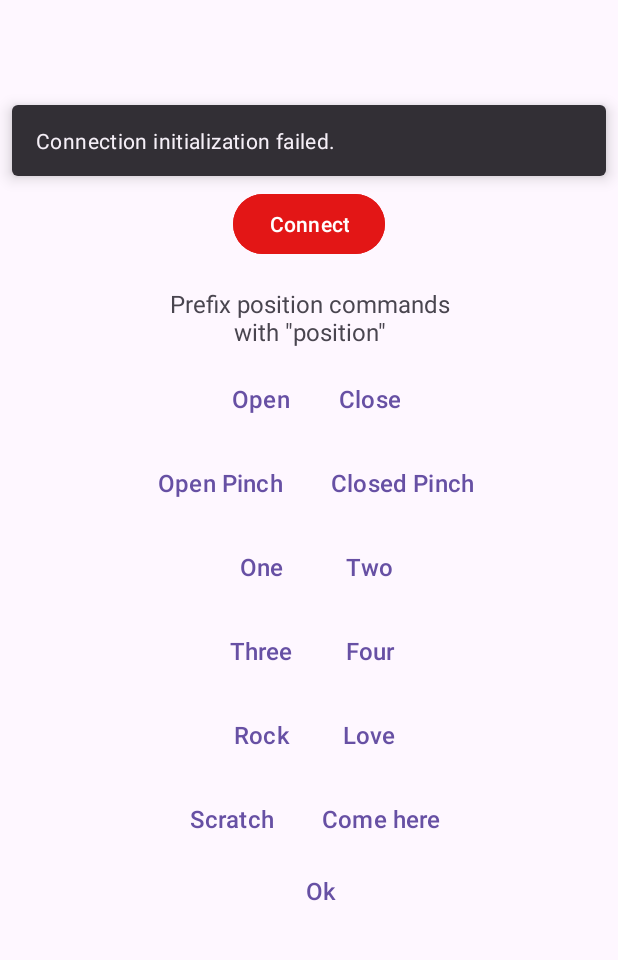
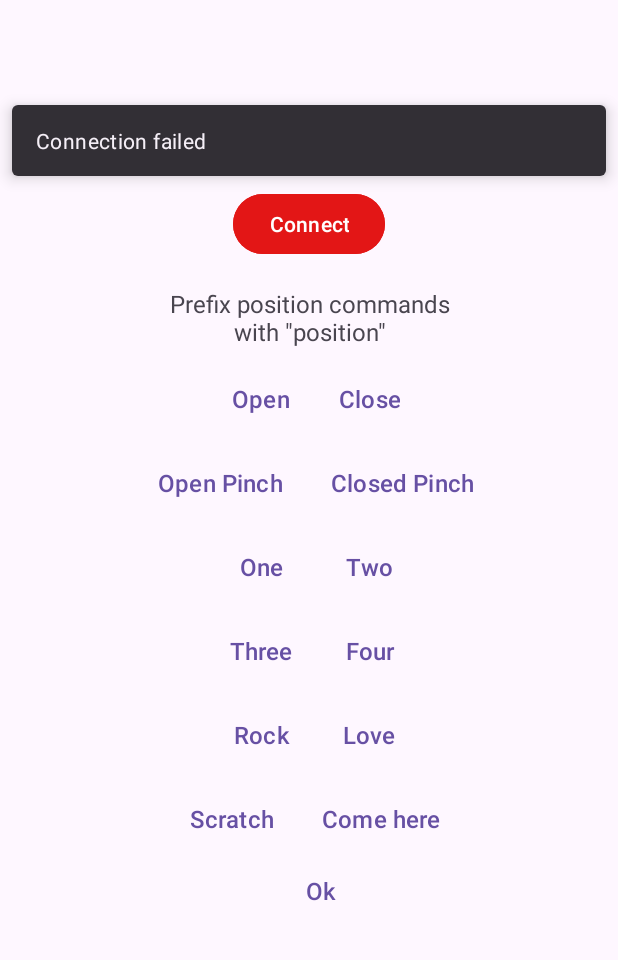
Before and after one commit to reivaxy/kinetix, an Android app: the screen it shows after launch (MainActivity), after a tap on "Open", on a phone screen of 412 x 824 dp, the part 70-1030 px from its top. Run offline under Robolectric (Android 15) with nearby library versions, the phone set to English and light mode, and no system bars; our stand-ins replace navigation-ui; 1 other tap on this screen came first.

Commit message:
Reporting actual BT connection state. connections and disconnections.

```diff
--- a/Apps/Android/app/src/main/java/fr/reivaxy/kinetix/BluetoothHandler.java
+++ b/Apps/Android/app/src/main/java/fr/reivaxy/kinetix/BluetoothHandler.java
@@ -19,6 +19,7 @@ import android.os.IBinder;
 import android.util.Log;
 
 import androidx.annotation.Nullable;
+import androidx.localbroadcastmanager.content.LocalBroadcastManager;
 import androidx.preference.PreferenceManager;
 
 import java.util.Arrays;
@@ -28,21 +29,14 @@ public class BluetoothHandler  {
 
     private final static String TAG = BluetoothHandler.class.getSimpleName();
     public final static String ACTION_GATT_CONNECTED =
-            "com.example.bluetooth.le.ACTION_GATT_CONNECTED";
+            "fr.reivaxy.kinetix.ACTION_GATT_CONNECTED";
     public final static String ACTION_GATT_DISCONNECTED =
-            "com.example.bluetooth.le.ACTION_GATT_DISCONNECTED";
-    public final static String ACTION_GATT_SERVICES_DISCOVERED =
-            "com.example.bluetooth.le.ACTION_GATT_SERVICES_DISCOVERED";
-    public final static String ACTION_DATA_AVAILABLE =
-            "com.example.bluetooth.le.ACTION_DATA_AVAILABLE";
-    public final static String EXTRA_DATA =
-            "com.example.bluetooth.le.EXTRA_DATA";
+            "fr.reivaxy.kinetix.ACTION_GATT_DISCONNECTED";
     public static final String SERVICE_UUID = "89d60870-9908-4472-8f8c-e5b3e6573cd1";
     public static final String MOVEMENT_CHARACTERISTIC_UUID = "39dea685-a63e-44b2-8819-9a202581f8fe";
     public static final String CONFIG_CHARACTERISTIC_UUID = "b2a49d41-a2ac-48c3-b6c8-cfd05640654e";
     private BluetoothAdapter mBluetoothAdapter;
     private BluetoothGatt mBluetoothGatt;
-    private BluetoothManager mBluetoothManager;
     private String mBluetoothDeviceAddress;
     private int mConnectionState = STATE_DISCONNECTED;
     private static BluetoothHandler instance = null;
@@ -54,16 +48,9 @@ public class BluetoothHandler  {
         mBluetoothAdapter = BluetoothAdapter.getDefaultAdapter();
     }
 
-//    @Nullable
-//    @Override
-//    public IBinder onBind(Intent intent) {
-//        Log.i(TAG, "onBind");
-//        return null;
-//    }
-
     private void broadcastUpdate(final String action) {
         final Intent intent = new Intent(action);
-//        sendBroadcast(intent);
+        LocalBroadcastManager.getInstance(context).sendBroadcast(intent);
     }
 
     public static BluetoothHandler getInstance() {
--- a/Apps/Android/app/src/main/java/fr/reivaxy/kinetix/FirstFragment.java
+++ b/Apps/Android/app/src/main/java/fr/reivaxy/kinetix/FirstFragment.java
@@ -4,6 +4,10 @@ import static android.view.Gravity.CENTER;
 import static android.view.Gravity.LEFT;
 import static android.view.Gravity.RIGHT;
 
+import android.content.BroadcastReceiver;
+import android.content.Context;
+import android.content.Intent;
+import android.content.IntentFilter;
 import android.content.SharedPreferences;
 import android.content.res.ColorStateList;
 import android.os.Bundle;
@@ -16,11 +20,10 @@ import android.widget.Button;
 import androidx.annotation.NonNull;
 import androidx.appcompat.content.res.AppCompatResources;
 import androidx.fragment.app.Fragment;
+import androidx.localbroadcastmanager.content.LocalBroadcastManager;
 import androidx.preference.PreferenceManager;
 
 import com.google.android.material.snackbar.Snackbar;
-import java.nio.charset.StandardCharsets;
-import java.util.Locale;
 
 import fr.reivaxy.kinetix.databinding.FragmentFirstBinding;
 
@@ -32,6 +35,18 @@ public class FirstFragment extends Fragment {
     private final static String TAG = FirstFragment.class.getSimpleName();
 
     private ColorStateList defaultTintList = null;
+    private final BroadcastReceiver connectionReceiver = new BroadcastReceiver() {
+        @Override
+        public void onReceive(Context context, Intent intent) {
+            // Handle the connection failure here
+            Log.i(TAG, "onReceive: " + intent.getAction());
+            if (intent.getAction().equals(BluetoothHandler.ACTION_GATT_CONNECTED)) {
+                showConnected(true);
+            } else {
+                showConnected(false);
+            }
+        }
+    };
 
     @Override
     public View onCreateView(
@@ -45,6 +60,11 @@ public class FirstFragment extends Fragment {
 
     public void onViewCreated(@NonNull View view, Bundle savedInstanceState) {
         super.onViewCreated(view, savedInstanceState);
+
+        LocalBroadcastManager.getInstance(getContext()).registerReceiver(connectionReceiver,
+                new IntentFilter(BluetoothHandler.ACTION_GATT_CONNECTED));
+        LocalBroadcastManager.getInstance(getContext()).registerReceiver(connectionReceiver,
+                new IntentFilter(BluetoothHandler.ACTION_GATT_DISCONNECTED));
 
         defaultTintList = binding.buttonOpenPinch.getBackgroundTintList(); // whichever
 
@@ -135,8 +155,6 @@ public class FirstFragment extends Fragment {
                     handHandler.connect();
                 }
         );
-
-
     }
 
     public void emptyAddress() {
@@ -220,13 +238,19 @@ public class FirstFragment extends Fragment {
     }
 
 
+    public void showConnecting() {
+        Button button = binding.buttonConnect;
+        button.setBackgroundTintList(AppCompatResources.getColorStateList(getContext(), R.color.yellow));
+        button.setText(binding.getRoot().getResources().getString(R.string.connecting));
+    }
+
     public void showConnected(boolean connected) {
         Button button = binding.buttonConnect;
         if (connected) {
             button.setBackgroundTintList(AppCompatResources.getColorStateList(getContext(), R.color.green));
             button.setText(binding.getRoot().getResources().getString(R.string.connected));
         } else {
-            Snackbar.make(binding.getRoot().getRootView(), "Connection initialization failed.", Snackbar.LENGTH_LONG)
+            Snackbar.make(binding.getRoot().getRootView(), binding.getRoot().getResources().getString(R.string.connectionFailed), Snackbar.LENGTH_LONG)
                     .setAnchorView(R.id.button_connect)
                     .setAction("Action", null).show();
             button.setBackgroundTintList(AppCompatResources.getColorStateList(getContext(), R.color.red));
@@ -243,6 +267,8 @@ public class FirstFragment extends Fragment {
         if (handHandler != null) {
             handHandler.stop();
         }
+        LocalBroadcastManager.getInstance(getContext()).unregisterReceiver(connectionReceiver);
+
     }
 
 }
--- a/Apps/Android/app/src/main/res/values/strings.xml
+++ b/Apps/Android/app/src/main/res/values/strings.xml
@@ -25,6 +25,7 @@
     <string name="fu" translatable="false">Fuck you</string>
     <string name="connect">Connect</string>
     <string name="connected">Connected</string>
+    <string name="connecting">Connecting</string>
     <string name="cancel">Cancel</string>
     <string name="confirm">Start Calibration</string>
     <string name="calibMessage">Cancel if servos are already wired!</string>
@@ -34,6 +35,7 @@
     <string name="prefixPositionLabel">Prefix position commands with \"position\"</string>
 
     <string name="notConnected">Not connected to Kinetix device</string>
+    <string name="connectionFailed">Connection failed</string>
     <string name="noMacAddress">Please configure MAC Address in settings</string>
     <string name="preference_file_key" translatable="false">fr.reivaxy.kinetix.PREFERENCE_FILE_KEY</string>
     <string name="saved_version_key" translatable="false">versionKey</string>
@@ -47,6 +49,7 @@
     <color name="red">#E31616</color>
     <color name="green">#FF3CE316</color>
     <color name="orange">#E0790A</color>
+    <color name="yellow">#F4E01B</color>
     <string name="title_activity_settings" translatable="false">SettingsActivity</string>
     <string name="title_activity_about" translatable="false">AboutActivity</string>
     <string name="title_activity_tools" translatable="false">ToolsActivity</string>
```
Also changed, not shown: Apps/Android/app/src/main/java/fr/reivaxy/kinetix/HandHandler.java (+2 -6 lines), 1 other file.
